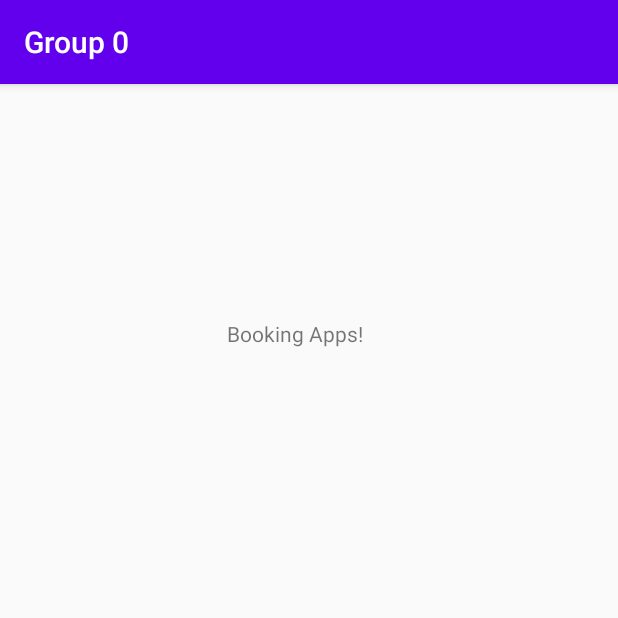
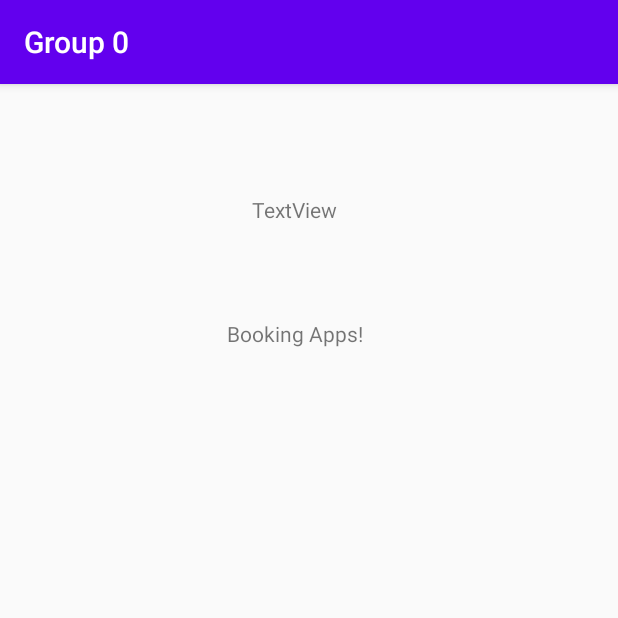
Before and after one commit to Shaheenyazid/gp2, an Android app: the screen it shows after launch (MainActivity), on a phone screen of 412 x 824 dp, the top half of it. Run offline under Robolectric (Android 15) with nearby library versions, the phone set to English and light mode, and no system bars.

Commit message:
Tambah text view

```diff
--- a/app/src/main/res/layout/activity_main.xml
+++ b/app/src/main/res/layout/activity_main.xml
@@ -28,4 +28,16 @@
         app:layout_constraintStart_toStartOf="parent"
         app:layout_constraintTop_toBottomOf="@+id/textView" />
 
+    <TextView
+        android:id="@+id/textView3"
+        android:layout_width="wrap_content"
+        android:layout_height="wrap_content"
+        android:text="TextView"
+        app:layout_constraintBottom_toTopOf="@+id/textView"
+        app:layout_constraintEnd_toEndOf="parent"
+        app:layout_constraintHorizontal_bias="0.473"
+        app:layout_constraintStart_toStartOf="parent"
+        app:layout_constraintTop_toTopOf="parent"
+        app:layout_constraintVertical_bias="0.538" />
+
 </android.support.constraint.ConstraintLayout>
```
